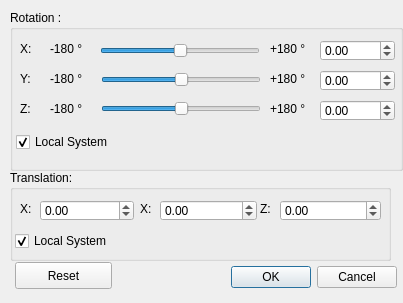
Before: the Qt Designer form src/qglviewer/ui/TransformationDialogUI.ui in uos/lvr2, drawn with Qt 5.
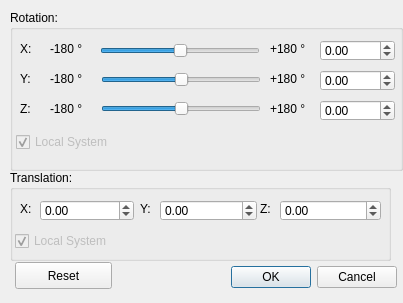
After: the same form once the commit is applied.

Commit message: Some GUI fine tuning

What changed in the file:
```diff
--- a/src/qglviewer/ui/TransformationDialogUI.ui
+++ b/src/qglviewer/ui/TransformationDialogUI.ui
@@ -39,7 +39,7 @@
     </rect>
    </property>
    <property name="title">
-    <string>Rotation :</string>
+    <string>Rotation:</string>
    </property>
    <property name="flat">
     <bool>false</bool>
@@ -324,6 +324,9 @@
     </property>
    </widget>
    <widget class="QCheckBox" name="checkBoxRotLocal">
+    <property name="enabled">
+     <bool>false</bool>
+    </property>
     <property name="geometry">
      <rect>
       <x>6</x>
@@ -394,7 +397,7 @@
      </rect>
     </property>
     <property name="text">
-     <string>X:</string>
+     <string>Y:</string>
     </property>
    </widget>
    <widget class="QLabel" name="label_12">
@@ -411,6 +414,9 @@
     </property>
    </widget>
    <widget class="QCheckBox" name="checkBoxTransLocal">
+    <property name="enabled">
+     <bool>false</bool>
+    </property>
     <property name="geometry">
      <rect>
       <x>5</x>
```
Left out of the diff: 6 changed lines with no effect on the pictures.
